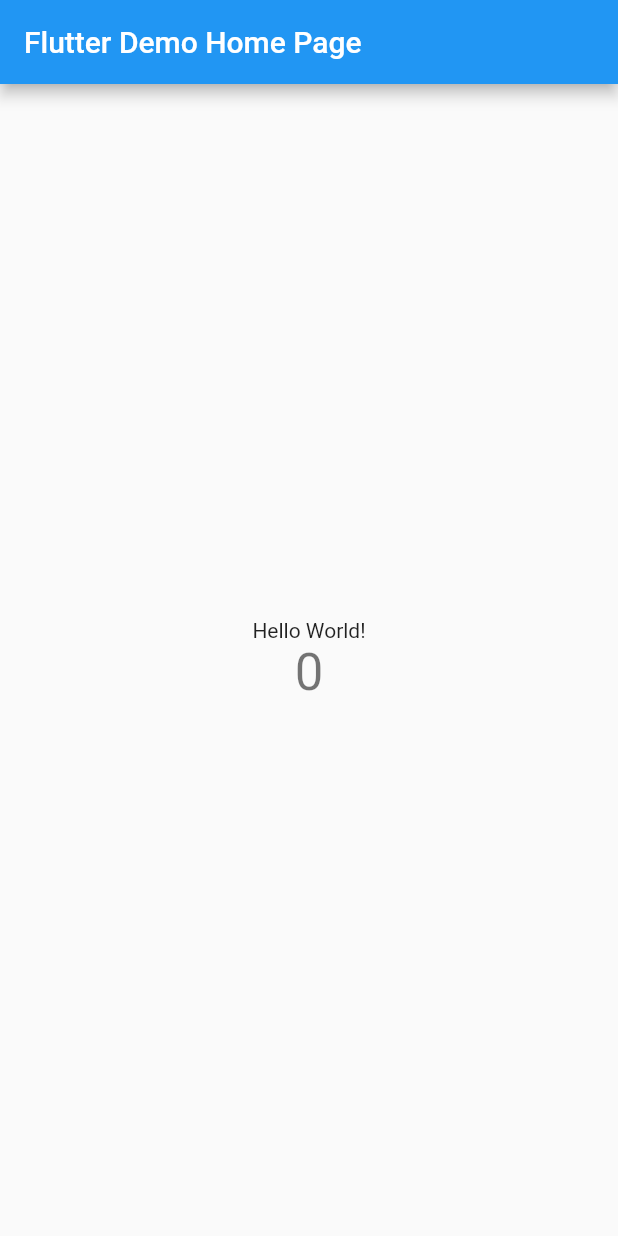
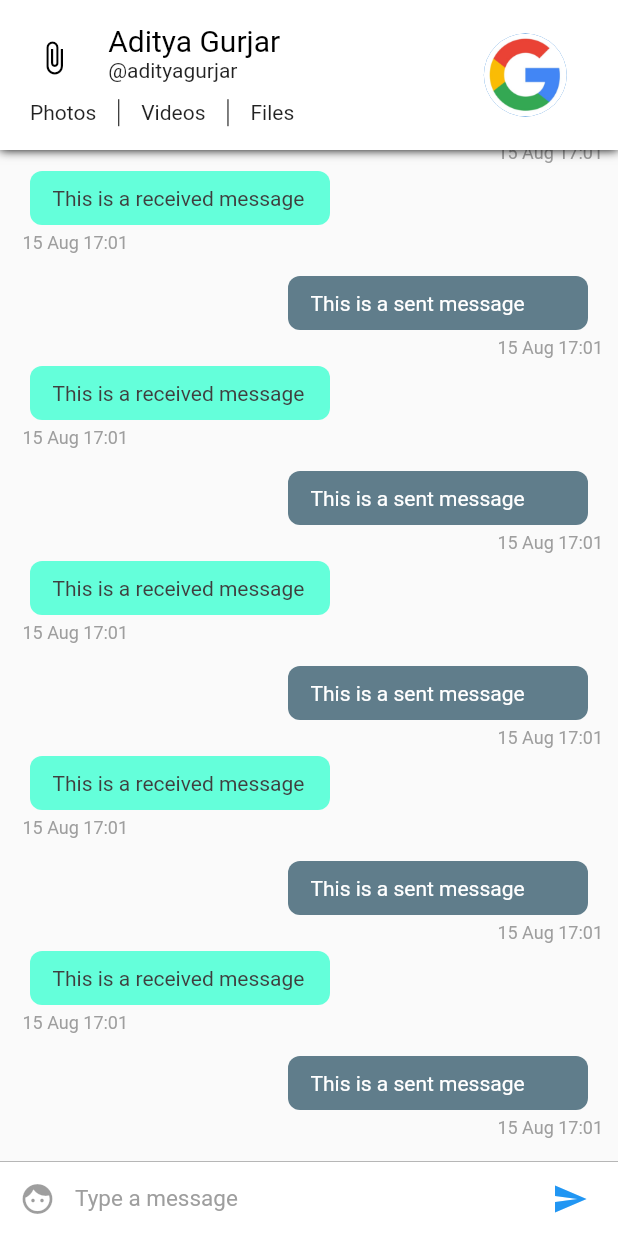
Before and after one commit to dariush-fathie/testFlutter, a Flutter app: the screen it shows after launch, on a phone screen of 412 x 824 dp. Run offline on Flutter 3.47's test engine with Material 2 defaults, Android fonts, the phone set to English and light mode, and no system bars.

Commit message:
- init commit

```diff
--- /dev/null
+++ b/lib/config/Assets.dart
@@ -0,0 +1,3 @@
+class Assets{
+  static String user = 'assets/user.png';
+}
--- /dev/null
+++ b/lib/config/Palette.dart
@@ -0,0 +1,15 @@
+import 'package:flutter/material.dart';
+
+// Color palette for the app
+class Palette{
+  static Color primaryColor = Colors.blue;
+  static Color secondaryColor = Colors.black;
+  static Color primaryTextColor = Colors.black;
+  static Color secondaryTextColor = Colors.black87;
+  static Color primaryBackgroundColor = Colors.white;
+  static Color selfMessageBackgroundColor = Colors.blueGrey;
+  static Color otherMessageBackgroundColor = Colors.tealAccent;
+  static Color selfMessageColor = Colors.white;
+  static Color otherMessageColor = Color(0xff3f3f3f);
+  static Color greyColor = Colors.grey;
+}
--- a/lib/main.dart
+++ b/lib/main.dart
@@ -1,4 +1,5 @@
 import 'package:flutter/material.dart';
+import 'package:flutter_app/pages/ConversationPageList.dart';
 
 void main() => runApp(MyApp());
 
@@ -20,88 +21,7 @@ class MyApp extends StatelessWidget {
         // is not restarted.
         primarySwatch: Colors.blue,
       ),
-      home: MyHomePage(title: 'Flutter Demo Home Page'),
+      home: ConversationPageList(),
     );
   }
 }
-
-class MyHomePage extends StatefulWidget {
-  MyHomePage({Key key, this.title}) : super(key: key);
-
-  // This widget is the home page of your application. It is stateful, meaning
-  // that it has a State object (defined below) that contains fields that affect
-  // how it looks.
-
-  // This class is the configuration for the state. It holds the values (in this
-  // case the title) provided by the parent (in this case the App widget) and
-  // used by the build method of the State. Fields in a Widget subclass are
-  // always marked "final".
-
-  final String title;
-
-  @override
-  _MyHomePageState createState() => _MyHomePageState();
-}
-
-class _MyHomePageState extends State<MyHomePage> {
-  int _counter = 0;
-
-  void _incrementCounter() {
-    setState(() {
-      // This call to setState tells the Flutter framework that something has
-      // changed in this State, which causes it to rerun the build method below
-      // so that the display can reflect the updated values. If we changed
-      // _counter without calling setState(), then the build method would not be
-      // called again, and so nothing would appear to happen.
-      _counter++;
-    });
-  }
-
-  @override
-  Widget build(BuildContext context) {
-    // This method is rerun every time setState is called, for instance as done
-    // by the _incrementCounter method above.
-    //
-    // The Flutter framework has been optimized to make rerunning build methods
-    // fast, so that you can just rebuild anything that needs updating rather
-    // than having to individually change instances of widgets.
-    return Scaffold(
-      appBar: AppBar(
-        // Here we take the value from the MyHomePage object that was created by
-        // the App.build method, and use it to set our appbar title.
-        title: Text(widget.title),
-      ),
-      body: Center(
-        // Center is a layout widget. It takes a single child and positions it
-
-        // in the middle of the parent.
-        child: Column(
-          // Column is also a layout widget. It takes a list of children and
-          // arranges them vertically. By default, it sizes itself to fit its
-          // children horizontally, and tries to be as tall as its parent.
-          //
-          // Invoke "debug painting" (press "p" in the console, choose the
-          // "Toggle Debug Paint" action from the Flutter Inspector in Android
-          // Studio, or the "Toggle Debug Paint" command in Visual Studio Code)
-          // to see the wireframe for each widget.
-          //
-          // Column has various properties to control how it sizes itself and
-          // how it positions its children. Here we use mainAxisAlignment to
-          // center the children vertically; the main axis here is the vertical
-          // axis because Columns are vertical (the cross axis would be
-          // horizontal).
-          mainAxisAlignment: MainAxisAlignment.center,
-          children: <Widget>[
-            Text(
-              'Hello World!',
-            ),
-            Text(
-              '$_counter',
-              style: Theme.of(context).textTheme.display1,
-            ),
-          ],
-        ),
-      ),
-    );
-  }
-}
--- /dev/null
+++ b/lib/pages/ConversationPage.dart
@@ -0,0 +1,33 @@
+
+import 'package:flutter/material.dart';
+import 'package:flutter_app/widgets/ChatAppBar.dart';
+import 'package:flutter_app/widgets/ChatListWidget.dart';
+import 'package:flutter_app/widgets/InputWidget.dart';
+
+class ConversationPage extends StatefulWidget {
+  @override
+  _ConversationPageState createState() => _ConversationPageState();
+}
+
+class _ConversationPageState extends State<ConversationPage> {
+
+  @override
+  Widget build(BuildContext context) {
+    return SafeArea(
+        child: Scaffold(
+            appBar: ChatAppBar(), // Custom app bar for chat screen
+            body: Stack(children: <Widget>[
+              Column(
+                children: <Widget>[
+                  ChatListWidget(),//Chat list
+                  InputWidget() // The input widget
+                ],
+              ),
+            ]
+            )
+        )
+    );
+  }
+
+
+}
--- /dev/null
+++ b/lib/pages/ConversationPageList.dart
@@ -0,0 +1,27 @@
+
+
+import 'package:flutter/material.dart';
+import 'ConversationPage.dart';
+
+
+class ConversationPageList extends StatefulWidget {
+
+  @override
+  _ConversationPageListState createState() => _ConversationPageListState();
+}
+
+class _ConversationPageListState extends State<ConversationPageList> {
+
+  @override
+  Widget build(BuildContext context) {
+    return PageView(
+      children: <Widget>[
+        ConversationPage(),
+        ConversationPage(),
+        ConversationPage()
+      ],
+    );
+
+
+  }
+}
--- /dev/null
+++ b/lib/widgets/ChatAppBar.dart
@@ -0,0 +1,121 @@
+import 'package:flutter/material.dart';
+import 'package:flutter_app/config/Assets.dart';
+import 'package:flutter_app/config/Palette.dart';
+
+class ChatAppBar extends StatelessWidget implements PreferredSizeWidget {
+  final double height = 100;
+
+  @override
+  Widget build(BuildContext context) {
+    var textHeading = TextStyle(
+        color: Palette.primaryTextColor,
+        fontSize: 20); // Text style for the name
+    var textStyle = TextStyle(
+        color: Palette.secondaryTextColor); // Text style for everything else
+
+    double width =
+        MediaQuery.of(context).size.width; // calculate the screen width
+    return Material(
+      child: Container(
+        decoration: new BoxDecoration(boxShadow: [
+          //adds a shadow to the appbar
+          new BoxShadow(
+            color: Colors.black,
+            blurRadius: 5.0,
+          )
+        ]),
+        child: Container(
+          color: Palette.primaryBackgroundColor,
+          child: Row(
+            children: <Widget>[
+              Expanded(
+                //we're dividing the appbar into 7 : 3 ratio. 7 is for content and 3 is for the display picture.
+                flex: 7,
+                child: Center(
+                  child: Column(
+                    mainAxisSize: MainAxisSize.min,
+                    children: <Widget>[
+                      Container(
+                        height: 70 - (width * .06),
+                        child: Row(
+                          crossAxisAlignment: CrossAxisAlignment.start,
+                          children: <Widget>[
+                            Expanded(
+                                flex: 2,
+                                child: Center(
+                                    child: Icon(
+                                  Icons.attach_file,
+                                  color: Palette.secondaryColor,
+                                ))),
+                            Expanded(
+                              flex: 6,
+                              child: Container(
+                                child: Column(
+                                  crossAxisAlignment: CrossAxisAlignment.start,
+                                  mainAxisAlignment: MainAxisAlignment.center,
+                                  mainAxisSize: MainAxisSize.min,
+                                  children: <Widget>[
+                                    Text('Aditya Gurjar', style: textHeading),
+                                    Text('@adityagurjar', style: textStyle)
+                                  ],
+                                ),
+                              ),
+                            ),
+                          ],
+                        ),
+                      ),
+                      //second row containing the buttons for media
+                      Container(
+                          height: 23,
+                          padding: EdgeInsets.fromLTRB(20, 5, 5, 0),
+                          child: Row(
+                            mainAxisAlignment: MainAxisAlignment.start,
+                            crossAxisAlignment: CrossAxisAlignment.center,
+                            children: <Widget>[
+                              Text(
+                                'Photos',
+                                style: textStyle,
+                              ),
+                              VerticalDivider(
+                                width: 30,
+                                color: Palette.primaryTextColor,
+                              ),
+                              Text(
+                                'Videos',
+                                style: textStyle,
+                              ),
+                              VerticalDivider(
+                                width: 30,
+                                color: Palette.primaryTextColor,
+                              ),
+                              Text('Files', style: textStyle)
+                            ],
+                          )),
+                    ],
+                  ),
+                ),
+              ),
+              //This is the display picture
+              Expanded(
+                flex: 3,
+                child: Container(
+                  child: Center(
+                    child: CircleAvatar(
+                      radius: (80 - (width * .06)) / 2,
+                      backgroundImage: Image.asset(
+                        Assets.user,
+                      ).image,
+                    ),
+                  ),
+                ),
+              ),
+            ],
+          ),
+        ),
+      ),
+    );
+  }
+
+  @override
+  Size get preferredSize => Size.fromHeight(height);
+}
--- /dev/null
+++ b/lib/widgets/ChatItemWidget.dart
@@ -0,0 +1,91 @@
+
+
+import 'package:flutter/material.dart';
+import 'package:flutter_app/config/Palette.dart';
+import 'package:intl/intl.dart';
+
+class ChatItemWidget extends StatelessWidget{
+  var index;
+
+  ChatItemWidget(this.index);
+
+  @override
+  Widget build(BuildContext context) {
+    // TODO: implement build
+    if (index % 2 == 0) {
+      //This is the sent message. We'll later use data from firebase instead of index to determine the message is sent or received.
+      return Container(
+          child: Column(children: <Widget>[
+            Row(
+              children: <Widget>[
+                Container(
+                  child: Text(
+                    'This is a sent message',
+                    style: TextStyle(color: Palette.selfMessageColor),
+                  ),
+                  padding: EdgeInsets.fromLTRB(15.0, 10.0, 15.0, 10.0),
+                  width: 200.0,
+                  decoration: BoxDecoration(
+                      color: Palette.selfMessageBackgroundColor,
+                      borderRadius: BorderRadius.circular(8.0)),
+                  margin: EdgeInsets.only(right: 10.0),
+                )
+              ],
+              mainAxisAlignment:
+              MainAxisAlignment.end, // aligns the chatitem to right end
+            ),
+            Row(
+                mainAxisAlignment: MainAxisAlignment.end,
+                children: <Widget>[
+                  Container(
+                    child: Text(
+                      DateFormat('dd MMM kk:mm')
+                          .format(DateTime.fromMillisecondsSinceEpoch(1565888474278)),
+                      style: TextStyle(
+                          color: Palette.greyColor,
+                          fontSize: 12.0,
+                          fontStyle: FontStyle.normal),
+                    ),
+                    margin: EdgeInsets.only(left: 5.0, top: 5.0, bottom: 5.0),
+                  )])
+          ]));
+    } else {
+      // This is a received message
+      return Container(
+        child: Column(
+          children: <Widget>[
+            Row(
+              children: <Widget>[
+                Container(
+                  child: Text(
+                    'This is a received message',
+                    style: TextStyle(color: Palette.otherMessageColor),
+                  ),
+                  padding: EdgeInsets.fromLTRB(15.0, 10.0, 15.0, 10.0),
+                  width: 200.0,
+                  decoration: BoxDecoration(
+                      color: Palette.otherMessageBackgroundColor,
+                      borderRadius: BorderRadius.circular(8.0)),
+                  margin: EdgeInsets.only(left: 10.0),
+                )
+              ],
+            ),
+            Container(
+              child: Text(
+                DateFormat('dd MMM kk:mm')
+                    .format(DateTime.fromMillisecondsSinceEpoch(1565888474278)),
+                style: TextStyle(
+                    color: Palette.greyColor,
+                    fontSize: 12.0,
+                    fontStyle: FontStyle.normal),
+              ),
+              margin: EdgeInsets.only(left: 5.0, top: 5.0, bottom: 5.0),
+            )
+          ],
+          crossAxisAlignment: CrossAxisAlignment.start,
+        ),
+        margin: EdgeInsets.only(bottom: 10.0),
+      );
+    }  }
+
+}
--- /dev/null
+++ b/lib/widgets/ChatListWidget.dart
@@ -0,0 +1,22 @@
+
+
+import 'package:flutter/material.dart';
+
+import 'ChatItemWidget.dart';
+
+
+class ChatListWidget extends StatelessWidget{
+  final ScrollController listScrollController = new ScrollController();
+  @override
+  Widget build(BuildContext context) {
+    // TODO: implement build
+    return Flexible(
+        child: ListView.builder(
+          padding: EdgeInsets.all(10.0),
+          itemBuilder: (context, index) => ChatItemWidget(index),
+          itemCount: 20,
+          reverse: true,
+          controller: listScrollController,
+        ));
+  }
+}
--- /dev/null
+++ b/lib/widgets/InputWidget.dart
@@ -0,0 +1,62 @@
+
+
+import 'package:flutter/material.dart';
+import 'package:flutter_app/config/Palette.dart';
+
+class InputWidget extends StatelessWidget {
+
+  final TextEditingController textEditingController = new TextEditingController();
+
+  @override
+  Widget build(BuildContext context) {
+    return Container(
+      child: Row(
+        children: <Widget>[
+          Material(
+            child: new Container(
+              margin: new EdgeInsets.symmetric(horizontal: 1.0),
+              child: new IconButton(
+                icon: new Icon(Icons.face),
+                color: Palette.primaryColor,
+              ),
+            ),
+            color: Colors.white,
+          ),
+
+          // Text input
+          Flexible(
+            child: Container(
+              child: TextField(
+                style: TextStyle(color: Palette.primaryTextColor, fontSize: 15.0),
+                controller: textEditingController,
+                decoration: InputDecoration.collapsed(
+                  hintText: 'Type a message',
+                  hintStyle: TextStyle(color: Palette.greyColor),
+                ),
+              ),
+            ),
+          ),
+
+          // Send Message Button
+          Material(
+            child: new Container(
+              margin: new EdgeInsets.symmetric(horizontal: 8.0),
+              child: new IconButton(
+                icon: new Icon(Icons.send),
+                onPressed: () => {},
+                color: Palette.primaryColor,
+              ),
+            ),
+            color: Colors.white,
+          ),
+        ],
+      ),
+      width: double.infinity,
+      height: 50.0,
+      decoration: new BoxDecoration(
+          border: new Border(
+              top: new BorderSide(color: Palette.greyColor, width: 0.5)),
+          color: Colors.white),
+    );
+  }
+}
--- a/pubspec.yaml
+++ b/pubspec.yaml
@@ -19,6 +19,7 @@ environment:
 dependencies:
   flutter:
     sdk: flutter
+  intl: ^0.15.8
 
   # The following adds the Cupertino Icons font to your application.
   # Use with the CupertinoIcons class for iOS style icons.
@@ -34,6 +35,8 @@ dev_dependencies:
 
 # The following section is specific to Flutter.
 flutter:
+  assets:
+    - assets/
 
   # The following line ensures that the Material Icons font is
   # included with your application, so that you can use the icons in
```
Also changed, not shown: assets/user.png (added), pubspec.lock.
